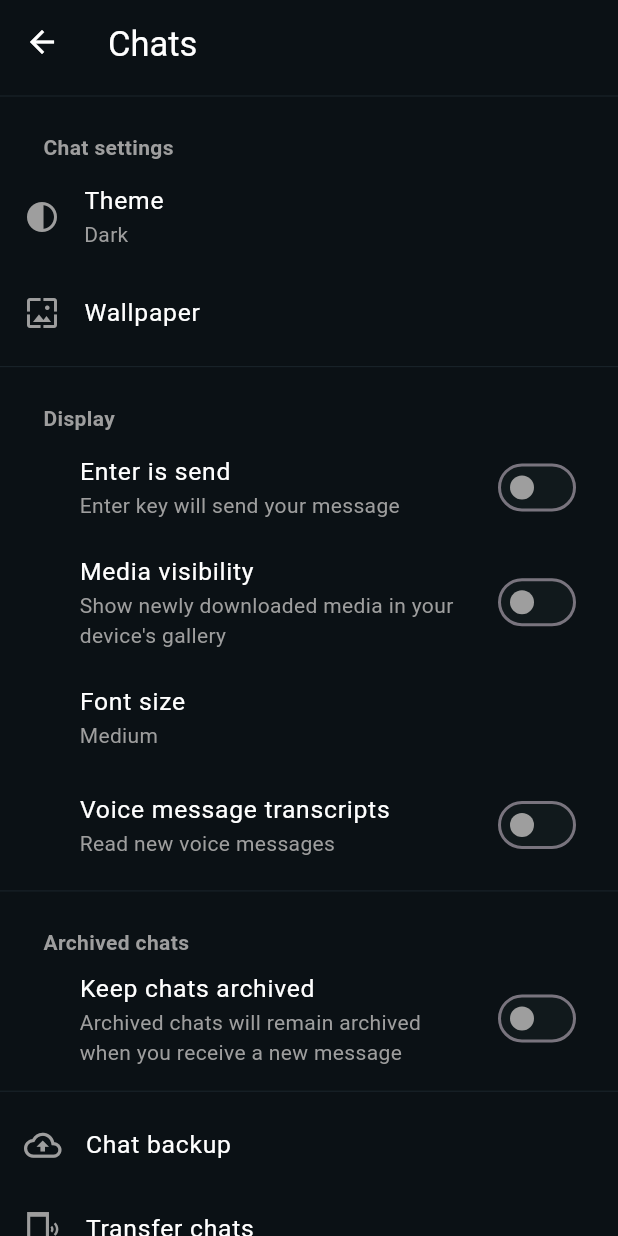
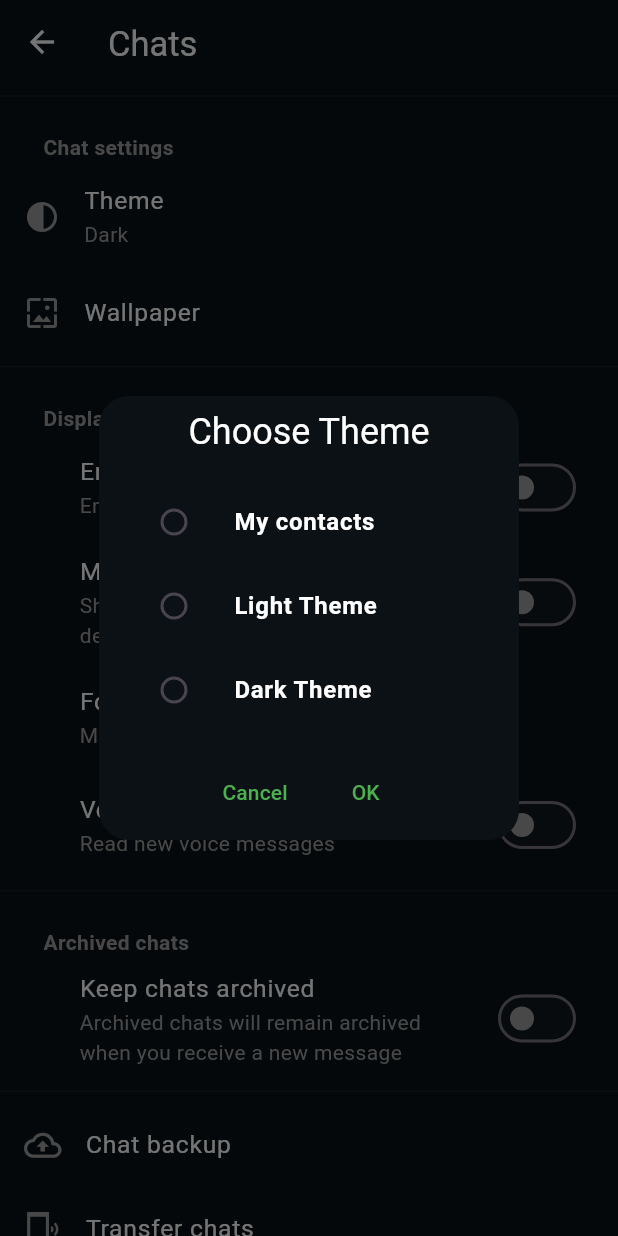
Before and after one commit to kartikkumarofficial/Whatsapp-Clone-Flutter, a Flutter app: the ChatsSettingsPage screen opened directly, after a tap on "Theme", on a phone screen of 412 x 824 dp. Run offline on Flutter 3.47's test engine with Material 3 defaults, Android fonts, the phone set to English and light mode, and no system bars; our stand-ins replace badges, font_awesome_flutter, get, image_picker.

Commit message:
theme dialog box

```diff
--- a/lib/pages/DrawerScreens/settings/Chats/Chats.dart
+++ b/lib/pages/DrawerScreens/settings/Chats/Chats.dart
@@ -72,6 +72,7 @@ class _ChatsSettingsPageState extends State<ChatsSettingsPage> {
                 ),
               ),
               onTap: (){
+                ThemeManager().themedialogopener();
 
               },
             ),
--- a/lib/widgets.dart
+++ b/lib/widgets.dart
@@ -3,6 +3,7 @@
 import 'package:flutter/material.dart';
 import 'package:get/get.dart';
 import 'package:whatsappclone/Controllers/controllers.dart';
+
 
 class CustomBottomNavigationBar extends StatefulWidget {
   final Function(int) onTabSelected;
@@ -61,6 +62,100 @@ class utils{
 
 
   }));
+
+
+
+
+
+
+
 }
 
 }
+
+class ThemeController extends GetxController {
+  var selectedOption = "contacts".obs;
+
+  void setOption(String value) {
+    selectedOption.value = value;
+  }
+}
+
+
+
+class ThemeManager{
+  final ThemeController themeController = Get.put(ThemeController());
+
+  void themedialogopener() {
+    Get.defaultDialog(
+      backgroundColor: Color.fromARGB(255, 11, 17, 21),
+      title: 'Choose Theme',
+      titleStyle: TextStyle(color: Colors.white),
+      content: Padding(
+        padding: const EdgeInsets.only(left: 2),
+        child: Column(
+          mainAxisSize: MainAxisSize.min,
+          children: [
+            Obx(() => ListTile(
+              leading: Radio<String>(
+                value: "System default",
+                groupValue: themeController.selectedOption.value,
+                onChanged: (String? value) {
+                  themeController.setOption(value!);
+                },
+                activeColor: Colors.green,
+              ),
+              title: Text("My contacts", style: TextStyle(color: Colors.white, fontWeight: FontWeight.bold)),
+            )),
+            Obx(() => ListTile(
+              leading: Radio<String>(
+                value: "except",
+                groupValue: themeController.selectedOption.value,
+                onChanged: (String? value) {
+                  themeController.setOption(value!);
+                },
+                activeColor: Colors.green,
+              ),
+              title: Text("Light Theme", style: TextStyle(color: Colors.white, fontWeight: FontWeight.bold)),
+
+            )),
+            Obx(() => ListTile(
+              leading: Radio<String>(
+                value: "share_with",
+                groupValue: themeController.selectedOption.value,
+                onChanged: (String? value) {
+                  themeController.setOption(value!);
+                },
+                activeColor: Colors.green,
+              ),
+              title: Text("Dark Theme", style: TextStyle(color: Colors.white, fontWeight: FontWeight.bold)),
+
+            )),
+          ],
+        ),
+      ),
+      onConfirm: () {
+        print("Selected Option: ${themeController.selectedOption.value}");
+        Get.back();
+      },
+      onCancel: () {
+        Get.back();
+      },
+      textCancel: 'No',
+      textConfirm: 'Yes',
+      confirm: TextButton(
+        onPressed: () {
+          print("Confirmed Selection: ${themeController.selectedOption.value}");
+          Get.back();
+        },
+        child: Text('OK', style: TextStyle(color: Colors.green)),
+      ),
+      cancel: TextButton(
+        onPressed: () {
+          Get.back();
+        },
+        child: Text('Cancel', style: TextStyle(color: Colors.green)),
+      ),
+    );
+  }
+}
```
